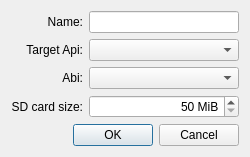
qt-creator/qt-creator, file src/plugins/android/addnewavddialog.ui: the form before one commit.
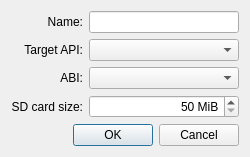
The form after the commit.

Commit message: Android: Fix capitalization of abbreviations.

The edit to the form file:
```diff
--- a/src/plugins/android/addnewavddialog.ui
+++ b/src/plugins/android/addnewavddialog.ui
@@ -19,7 +19,7 @@
      <item row="1" column="0">
       <widget class="QLabel" name="label_2">
        <property name="text">
-        <string>Target Api:</string>
+        <string>Target API:</string>
        </property>
        <property name="alignment">
         <set>Qt::AlignRight|Qt::AlignTrailing|Qt::AlignVCenter</set>
@@ -71,7 +71,7 @@
      <item row="2" column="0">
       <widget class="QLabel" name="label_4">
        <property name="text">
-        <string>Abi:</string>
+        <string>ABI:</string>
        </property>
        <property name="alignment">
         <set>Qt::AlignRight|Qt::AlignTrailing|Qt::AlignVCenter</set>
```
